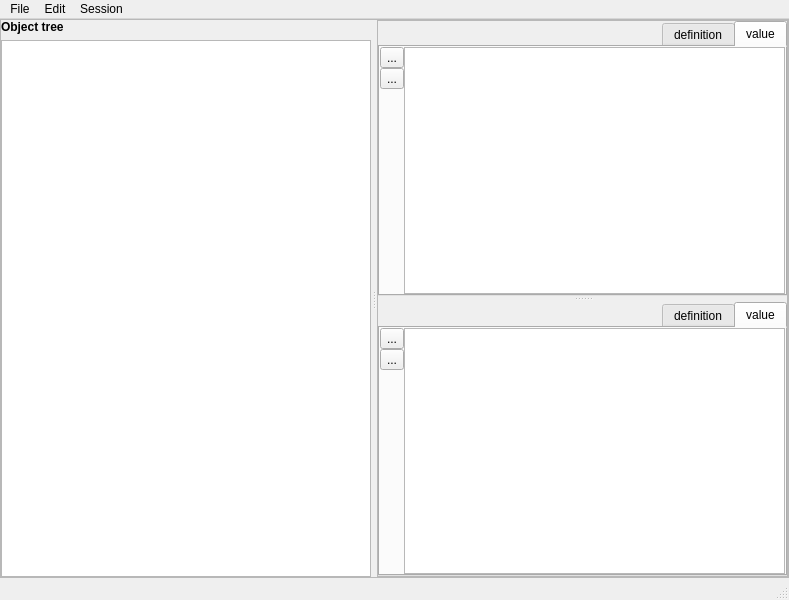
The window that spinetoolbox/ui/tree_view_form.ui (spine-tools/Spine-Toolbox) describes before a commit, drawn with Qt 5.
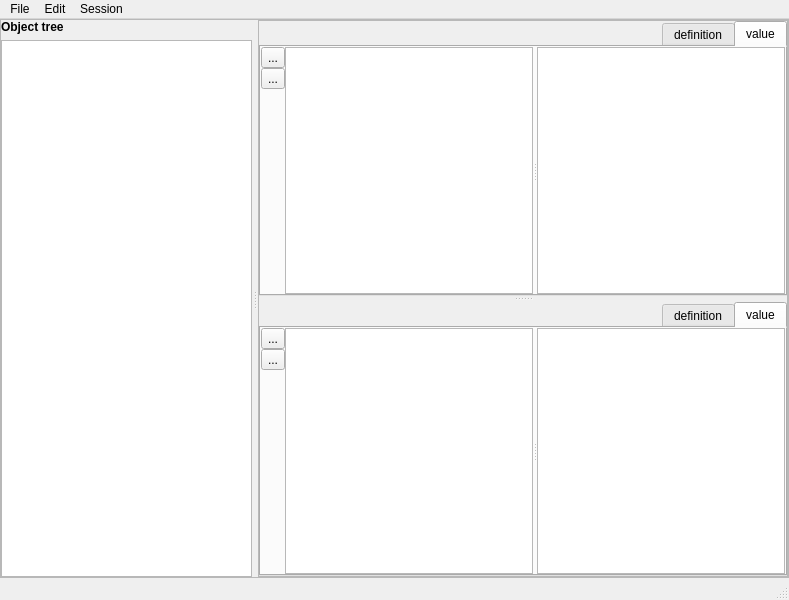
The same window after the commit. Icons and pictures are not drawn. Custom widgets are drawn as their Qt base class.

Commit message: issue #185 updated: json popup replaced by json pane. It shows when user acitvates a json cell. It allows editing too.

```diff
--- a/spinetoolbox/ui/tree_view_form.ui
+++ b/spinetoolbox/ui/tree_view_form.ui
@@ -25,6 +25,9 @@
   <property name="windowTitle">
    <string>MainWindow</string>
   </property>
+  <property name="layoutDirection">
+   <enum>Qt::LeftToRight</enum>
+  </property>
   <widget class="QWidget" name="centralwidget">
    <layout class="QVBoxLayout" name="verticalLayout_10">
     <property name="spacing">
@@ -166,59 +169,18 @@
               <number>0</number>
              </property>
              <item>
+              <widget class="QSplitter" name="splitter_object_parameter_json">
+               <property name="layoutDirection">
+                <enum>Qt::LeftToRight</enum>
+               </property>
+               <property name="orientation">
+                <enum>Qt::Horizontal</enum>
+               </property>
+               <widget class="QWidget" name="">
               <layout class="QHBoxLayout" name="horizontalLayout">
                <property name="spacing">
                 <number>0</number>
                </property>
-               <item>
-                <widget class="JSONPopupTableView" name="tableView_object_parameter_value">
-                 <property name="sizePolicy">
-                  <sizepolicy hsizetype="Expanding" vsizetype="Expanding">
-                   <horstretch>2</horstretch>
-                   <verstretch>0</verstretch>
-                  </sizepolicy>
-                 </property>
-                 <property name="font">
-                  <font>
-                   <weight>50</weight>
-                   <bold>false</bold>
-                  </font>
-                 </property>
-                 <property name="mouseTracking">
-                  <bool>true</bool>
-                 </property>
-                 <property name="contextMenuPolicy">
-                  <enum>Qt::CustomContextMenu</enum>
-                 </property>
-                 <property name="layoutDirection">
-                  <enum>Qt::LeftToRight</enum>
-                 </property>
-                 <property name="tabKeyNavigation">
-                  <bool>false</bool>
-                 </property>
-                 <property name="selectionBehavior">
-                  <enum>QAbstractItemView::SelectItems</enum>
-                 </property>
-                 <property name="sortingEnabled">
-                  <bool>false</bool>
-                 </property>
-                 <property name="wordWrap">
-                  <bool>false</bool>
-                 </property>
-                 <attribute name="horizontalHeaderHighlightSections">
-                  <bool>false</bool>
-                 </attribute>
-                 <attribute name="verticalHeaderVisible">
-                  <bool>false</bool>
-                 </attribute>
-                 <attribute name="verticalHeaderHighlightSections">
-                  <bool>false</bool>
-                 </attribute>
-                 <attribute name="verticalHeaderMinimumSectionSize">
-                  <number>20</number>
-                 </attribute>
-                </widget>
-               </item>
                <item>
                 <layout class="QVBoxLayout" name="verticalLayout_2">
                  <property name="spacing">
@@ -226,6 +188,12 @@
                  </property>
                  <item>
                   <widget class="QToolButton" name="toolButton_add_object_parameter_values">
+                     <property name="sizePolicy">
+                      <sizepolicy hsizetype="Fixed" vsizetype="Fixed">
+                       <horstretch>2</horstretch>
+                       <verstretch>0</verstretch>
+                      </sizepolicy>
+                     </property>
                    <property name="text">
                     <string>...</string>
                    </property>
@@ -239,6 +207,12 @@
                  </item>
                  <item>
                   <widget class="QToolButton" name="toolButton_remove_object_parameter_values">
+                     <property name="sizePolicy">
+                      <sizepolicy hsizetype="Fixed" vsizetype="Fixed">
+                       <horstretch>2</horstretch>
+                       <verstretch>0</verstretch>
+                      </sizepolicy>
+                     </property>
                    <property name="text">
                     <string>...</string>
                    </property>
@@ -268,7 +242,78 @@
                  </item>
                 </layout>
                </item>
-              </layout>
+                 <item>
+                  <widget class="AutoFilterCopyPasteTableView" name="tableView_object_parameter_value">
+                   <property name="sizePolicy">
+                    <sizepolicy hsizetype="Expanding" vsizetype="Expanding">
+                     <horstretch>2</horstretch>
+                     <verstretch>0</verstretch>
+                    </sizepolicy>
+                   </property>
+                   <property name="font">
+                    <font>
+                     <weight>50</weight>
+                     <bold>false</bold>
+                    </font>
+                   </property>
+                   <property name="mouseTracking">
+                    <bool>true</bool>
+                   </property>
+                   <property name="contextMenuPolicy">
+                    <enum>Qt::CustomContextMenu</enum>
+                   </property>
+                   <property name="layoutDirection">
+                    <enum>Qt::LeftToRight</enum>
+                   </property>
+                   <property name="tabKeyNavigation">
+                    <bool>false</bool>
+                   </property>
+                   <property name="selectionBehavior">
+                    <enum>QAbstractItemView::SelectItems</enum>
+                   </property>
+                   <property name="sortingEnabled">
+                    <bool>false</bool>
+                   </property>
+                   <property name="wordWrap">
+                    <bool>false</bool>
+                   </property>
+                   <attribute name="horizontalHeaderHighlightSections">
+                    <bool>false</bool>
+                   </attribute>
+                   <attribute name="verticalHeaderVisible">
+                    <bool>false</bool>
+                   </attribute>
+                   <attribute name="verticalHeaderHighlightSections">
+                    <bool>false</bool>
+                   </attribute>
+                   <attribute name="verticalHeaderMinimumSectionSize">
+                    <number>20</number>
+                   </attribute>
+                  </widget>
+                 </item>
+                </layout>
+               </widget>
+               <widget class="QWidget" name="horizontalLayoutWidget">
+                <layout class="QHBoxLayout" name="horizontalLayout_4">
+                 <item>
+                  <widget class="QTableView" name="tableView_object_parameter_json">
+                   <property name="sizePolicy">
+                    <sizepolicy hsizetype="Expanding" vsizetype="Expanding">
+                     <horstretch>1</horstretch>
+                     <verstretch>0</verstretch>
+                    </sizepolicy>
+                   </property>
+                   <property name="layoutDirection">
+                    <enum>Qt::LeftToRight</enum>
+                   </property>
+                   <attribute name="horizontalHeaderStretchLastSection">
+                    <bool>false</bool>
+                   </attribute>
+                  </widget>
+                 </item>
+                </layout>
+               </widget>
+              </widget>
              </item>
             </layout>
            </widget>
@@ -411,7 +456,7 @@
             <attribute name="title">
              <string>value</string>
             </attribute>
-            <layout class="QVBoxLayout" name="verticalLayout_8">
+            <layout class="QVBoxLayout" name="verticalLayout_9">
              <property name="spacing">
               <number>0</number>
              </property>
@@ -428,50 +473,18 @@
               <number>0</number>
              </property>
              <item>
+              <widget class="QSplitter" name="splitter_relationship_parameter_json">
+               <property name="layoutDirection">
+                <enum>Qt::LeftToRight</enum>
+               </property>
+               <property name="orientation">
+                <enum>Qt::Horizontal</enum>
+               </property>
+               <widget class="QWidget" name="">
               <layout class="QHBoxLayout" name="horizontalLayout_2">
                <property name="spacing">
                 <number>0</number>
                </property>
-               <item>
-                <widget class="JSONPopupTableView" name="tableView_relationship_parameter_value">
-                 <property name="sizePolicy">
-                  <sizepolicy hsizetype="Expanding" vsizetype="Expanding">
-                   <horstretch>2</horstretch>
-                   <verstretch>0</verstretch>
-                  </sizepolicy>
-                 </property>
-                 <property name="mouseTracking">
-                  <bool>true</bool>
-                 </property>
-                 <property name="contextMenuPolicy">
-                  <enum>Qt::CustomContextMenu</enum>
-                 </property>
-                 <property name="layoutDirection">
-                  <enum>Qt::LeftToRight</enum>
-                 </property>
-                 <property name="tabKeyNavigation">
-                  <bool>false</bool>
-                 </property>
-                 <property name="selectionBehavior">
-                  <enum>QAbstractItemView::SelectItems</enum>
-                 </property>
-                 <property name="sortingEnabled">
-                  <bool>false</bool>
-                 </property>
-                 <property name="wordWrap">
-                  <bool>false</bool>
-                 </property>
-                 <attribute name="horizontalHeaderHighlightSections">
-                  <bool>false</bool>
-                 </attribute>
-                 <attribute name="verticalHeaderVisible">
-                  <bool>false</bool>
-                 </attribute>
-                 <attribute name="verticalHeaderHighlightSections">
-                  <bool>false</bool>
-                 </attribute>
-                </widget>
-               </item>
                <item>
                 <layout class="QVBoxLayout" name="verticalLayout">
                  <property name="spacing">
@@ -506,7 +519,56 @@
                  </item>
                 </layout>
                </item>
-              </layout>
+                 <item>
+                  <widget class="AutoFilterCopyPasteTableView" name="tableView_relationship_parameter_value">
+                   <property name="sizePolicy">
+                    <sizepolicy hsizetype="Expanding" vsizetype="Expanding">
+                     <horstretch>2</horstretch>
+                     <verstretch>0</verstretch>
+                    </sizepolicy>
+                   </property>
+                   <property name="mouseTracking">
+                    <bool>true</bool>
+                   </property>
+                   <property name="contextMenuPolicy">
+                    <enum>Qt::CustomContextMenu</enum>
+                   </property>
+                   <property name="layoutDirection">
+                    <enum>Qt::LeftToRight</enum>
+                   </property>
+                   <property name="tabKeyNavigation">
+                    <bool>false</bool>
+                   </property>
+                   <property name="selectionBehavior">
+                    <enum>QAbstractItemView::SelectItems</enum>
+                   </property>
+                   <property name="sortingEnabled">
+                    <bool>false</bool>
+                   </property>
+                   <property name="wordWrap">
+                    <bool>false</bool>
+                   </property>
+                   <attribute name="horizontalHeaderHighlightSections">
+                    <bool>false</bool>
+                   </attribute>
+                   <attribute name="verticalHeaderVisible">
+                    <bool>false</bool>
+                   </attribute>
+                   <attribute name="verticalHeaderHighlightSections">
+                    <bool>false</bool>
+                   </attribute>
+                  </widget>
+                 </item>
+                </layout>
+               </widget>
+               <widget class="QWidget" name="horizontalLayoutWidget_2">
+                <layout class="QHBoxLayout" name="horizontalLayout_7">
+                 <item>
+                  <widget class="QTableView" name="tableView_relationship_parameter_json"/>
+                 </item>
+                </layout>
+               </widget>
+              </widget>
              </item>
             </layout>
            </widget>
@@ -514,7 +576,7 @@
             <attribute name="title">
              <string>definition</string>
             </attribute>
-            <layout class="QVBoxLayout" name="verticalLayout_9">
+            <layout class="QVBoxLayout" name="verticalLayout_8">
              <property name="spacing">
               <number>0</number>
              </property>
@@ -999,11 +1061,6 @@
    <extends>QTableView</extends>
    <header>widgets/custom_qtableview.h</header>
   </customwidget>
-  <customwidget>
-   <class>JSONPopupTableView</class>
-   <extends>QTableView</extends>
-   <header>widgets/custom_qtableview.h</header>
-  </customwidget>
  </customwidgets>
  <resources>
   <include location="resources/resources_icons.qrc"/>
```
Lines whose indentation alone changed are shown as unchanged. The commit also changes 5 other files.
